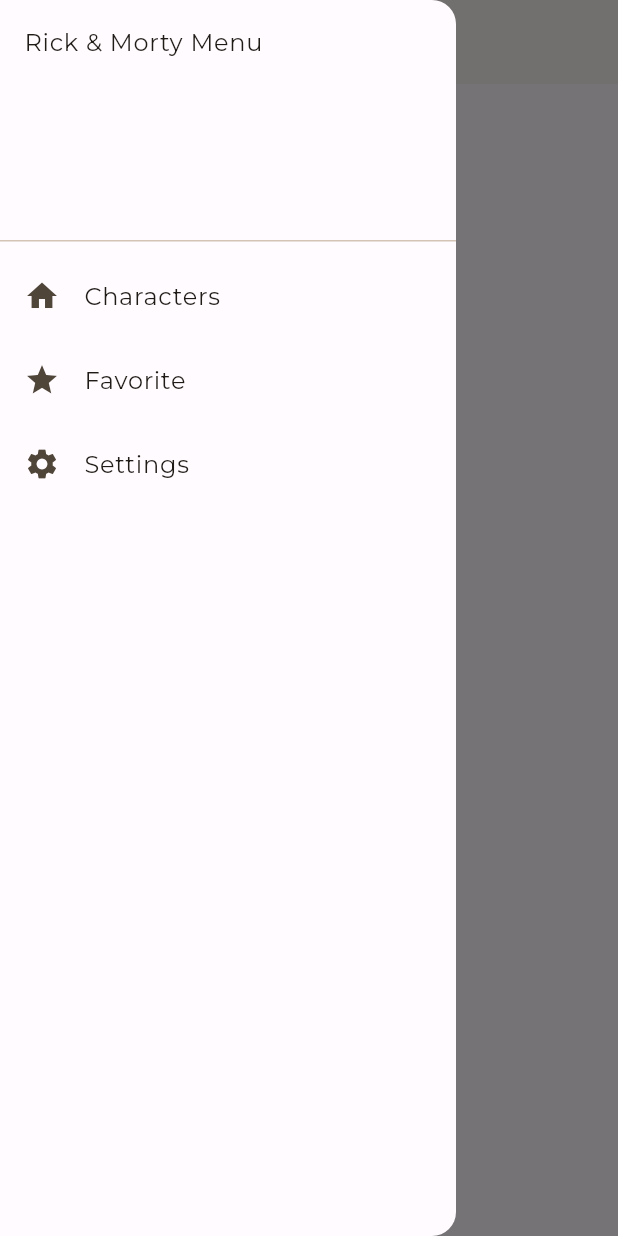
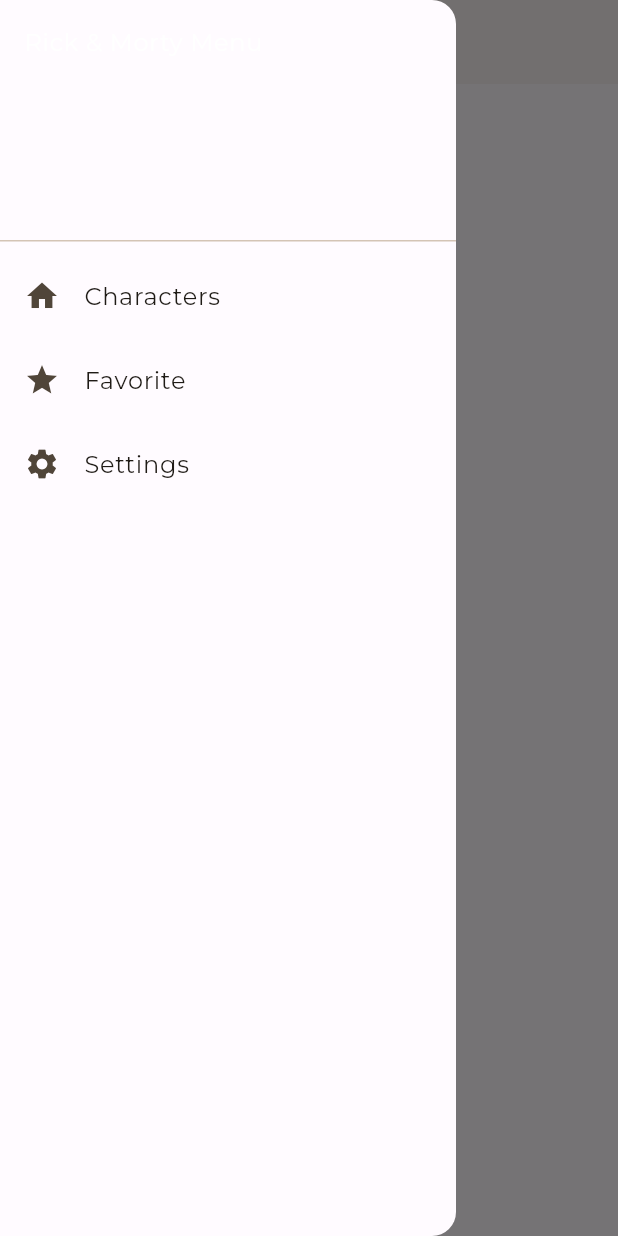
Before and after one commit to rdrewa/RickAndMortyApp, a Flutter app: the FavoriteScreen screen opened by its route, with the side drawer open, on a phone screen of 412 x 824 dp. Run offline on Flutter 3.47's test engine with Material 3 defaults, Android fonts, the phone set to English and light mode, and no system bars; our stand-ins replace auto_route, dartz, easy_localization, envied, equatable, flutter_hooks and 5 more; generated files the repository leaves out were written again; network calls fail.

Commit message:
RMRA-9: AppCardTheme added; Changes in colors

```diff
--- /dev/null
+++ b/lib/theme/app_card_theme.dart
@@ -0,0 +1,14 @@
+import 'package:flutter/material.dart';
+
+import 'app_color_scheme.dart';
+
+class AppCardTheme {
+  AppCardTheme._();
+
+  static CardTheme _prepareTheme(ColorScheme colorScheme) =>
+      CardTheme(color: colorScheme.primary);
+
+  static final CardTheme lightTheme = _prepareTheme(AppColorScheme.lightScheme);
+
+  static final CardTheme darkTheme = _prepareTheme(AppColorScheme.darkScheme);
+}
--- a/lib/theme/app_text_theme.dart
+++ b/lib/theme/app_text_theme.dart
@@ -8,11 +8,11 @@ class AppTextTheme {
 
   static TextTheme _prepareTheme(ColorScheme colorScheme) => _fontTextTheme
       .apply(
-          bodyColor: colorScheme.onBackground,
-          displayColor: colorScheme.primary)
+          bodyColor: colorScheme.onPrimary,
+          displayColor: colorScheme.surfaceVariant)
       .copyWith(
           labelMedium: _fontTextTheme.labelMedium
-              ?.copyWith(color: colorScheme.tertiary));
+              ?.copyWith(color: colorScheme.inversePrimary));
 
   AppTextTheme._();
 
--- a/lib/theme/app_theme.dart
+++ b/lib/theme/app_theme.dart
@@ -1,4 +1,5 @@
 import 'package:flutter/material.dart';
+import 'package:rick_morty_app/theme/app_card_theme.dart';
 import 'package:rick_morty_app/theme/app_custom_colors.dart';
 
 import 'app_app_bar_theme.dart';
@@ -16,7 +17,8 @@ class AppTheme {
       appBarTheme: AppAppBarTheme.lightTheme,
       extensions: [
         AppCustomColors.lightCustomColors.harmonized(AppColorScheme.lightScheme)
-      ]);
+      ],
+      cardTheme: AppCardTheme.lightTheme);
 
   static ThemeData darkMode = ThemeData.dark(useMaterial3: true).copyWith(
       brightness: Brightness.dark,
@@ -26,5 +28,6 @@ class AppTheme {
       appBarTheme: AppAppBarTheme.darkTheme,
       extensions: [
         AppCustomColors.darkCustomColors.harmonized(AppColorScheme.darkScheme)
-      ]);
+      ],
+      cardTheme: AppCardTheme.darkTheme);
 }
```
